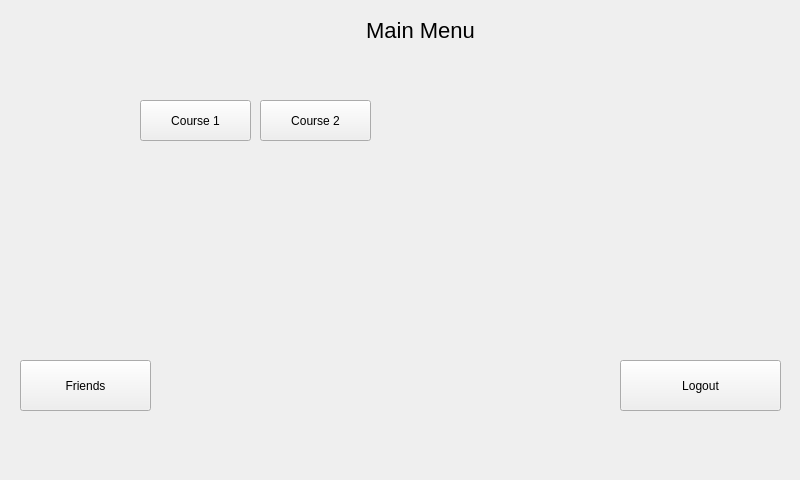
DeliTrbat/LearNet, file interface/application.ui: the form before one commit.
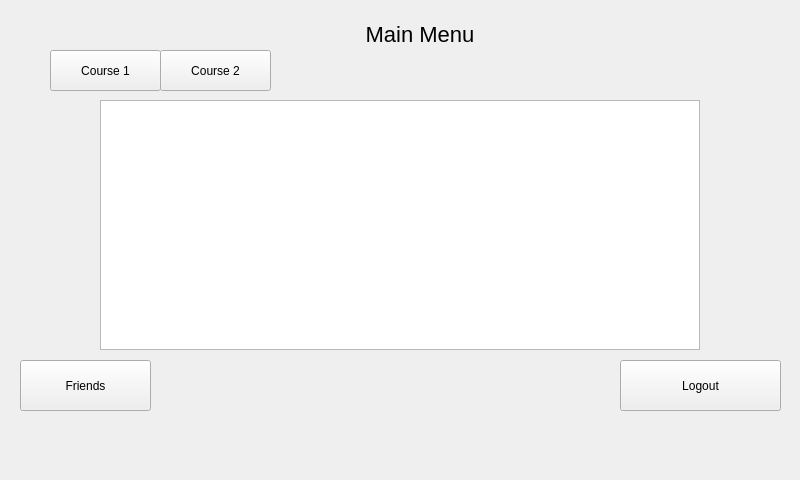
The form after the commit.

Diff of the .ui file:
```diff
--- a/interface/application.ui
+++ b/interface/application.ui
@@ -39,10 +39,10 @@
     <widget class="QLabel" name="label">
      <property name="geometry">
       <rect>
-       <x>260</x>
-       <y>10</y>
-       <width>321</width>
-       <height>41</height>
+       <x>360</x>
+       <y>14</y>
+       <width>120</width>
+       <height>40</height>
       </rect>
      </property>
      <property name="styleSheet">
@@ -71,8 +71,8 @@
     <widget class="QPushButton" name="pushButton">
      <property name="geometry">
       <rect>
-       <x>140</x>
-       <y>100</y>
+       <x>50</x>
+       <y>50</y>
        <width>111</width>
        <height>41</height>
       </rect>
@@ -84,8 +84,8 @@
     <widget class="QPushButton" name="pushButton_2">
      <property name="geometry">
       <rect>
-       <x>260</x>
-       <y>100</y>
+       <x>160</x>
+       <y>50</y>
        <width>111</width>
        <height>41</height>
       </rect>
@@ -94,6 +94,23 @@
       <string>Course 2</string>
      </property>
     </widget>
+    <widget class="QTextEdit" name="textEdit_data">
+     <property name="geometry">
+      <rect>
+       <x>100</x>
+       <y>100</y>
+       <width>600</width>
+       <height>250</height>
+      </rect>
+     </property>
+     <property name="html">
+      <string>&lt;!DOCTYPE HTML PUBLIC &quot;-//W3C//DTD HTML 4.0//EN&quot; &quot;http://www.w3.org/TR/REC-html40/strict.dtd&quot;&gt;
+&lt;html&gt;&lt;head&gt;&lt;meta name=&quot;qrichtext&quot; content=&quot;1&quot; /&gt;&lt;style type=&quot;text/css&quot;&gt;
+p, li { white-space: pre-wrap; }
+&lt;/style&gt;&lt;/head&gt;&lt;body style=&quot; font-family:'Ubuntu'; font-size:11pt; font-weight:400; font-style:normal;&quot;&gt;
+&lt;p style=&quot;-qt-paragraph-type:empty; margin-top:0px; margin-bottom:0px; margin-left:0px; margin-right:0px; -qt-block-indent:0; text-indent:0px;&quot;&gt;&lt;br /&gt;&lt;/p&gt;&lt;/body&gt;&lt;/html&gt;</string>
+     </property>
+    </widget>
    </widget>
    <widget class="QWidget" name="page_4">
     <widget class="QPushButton" name="pushButton_mainMenu">
```
